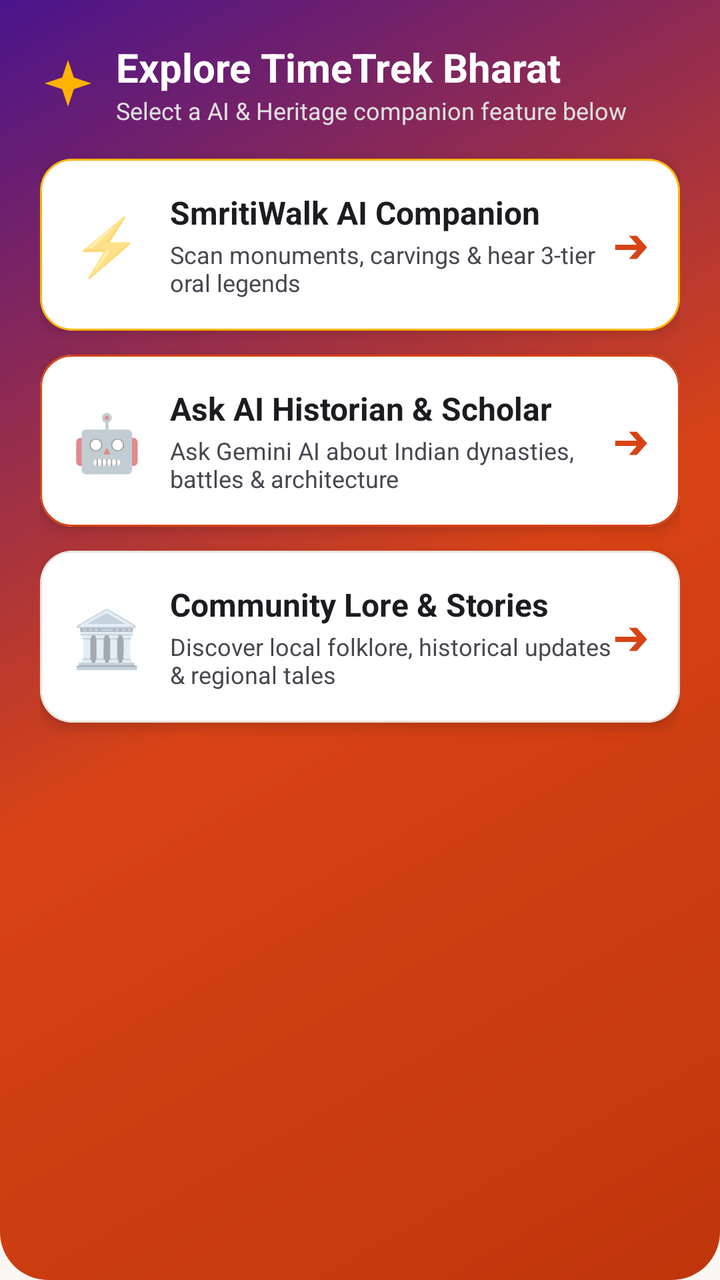
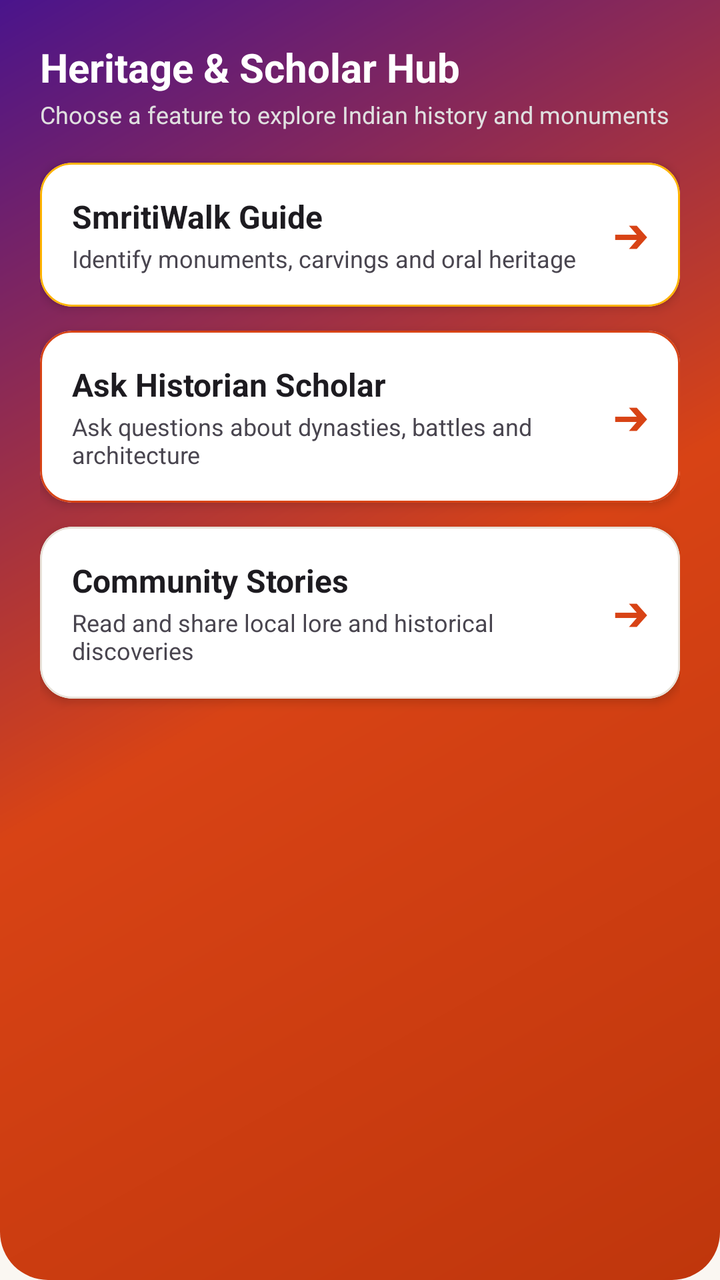

An Android layout rendered at two revisions. The XML below is the earlier revision; the diff shows what the commit changed to produce the second picture.
<!-- AndroidManifest.xml: application theme Theme.TimeTrekBharat -->
<!-- res/layout/dialog_explorer_hub.xml -->
<?xml version="1.0" encoding="utf-8"?>
<LinearLayout xmlns:android="http://schemas.android.com/apk/res/android"
    xmlns:app="http://schemas.android.com/apk/res-auto"
    android:layout_width="match_parent"
    android:layout_height="wrap_content"
    android:background="@drawable/bg_hero_header"
    android:orientation="vertical"
    android:padding="20dp">

    
    <LinearLayout
        android:layout_width="match_parent"
        android:layout_height="wrap_content"
        android:gravity="center_vertical"
        android:orientation="horizontal">

        <ImageView
            android:layout_width="28dp"
            android:layout_height="28dp"
            android:layout_marginEnd="10dp"
            android:src="@drawable/ic_sparkle_ai" />

        <LinearLayout
            android:layout_width="0dp"
            android:layout_height="wrap_content"
            android:layout_weight="1"
            android:orientation="vertical">

            <TextView
                android:layout_width="wrap_content"
                android:layout_height="wrap_content"
                android:text="Explore TimeTrek Bharat"
                android:textColor="@color/white"
                android:textSize="20sp"
                android:textStyle="bold" />

            <TextView
                android:layout_width="wrap_content"
                android:layout_height="wrap_content"
                android:text="Select a AI &amp; Heritage companion feature below"
                android:textColor="#E0E0E0"
                android:textSize="12sp" />
        </LinearLayout>
    </LinearLayout>

    
    <com.google.android.material.card.MaterialCardView
        android:id="@+id/cardHubSmritiWalk"
        android:layout_width="match_parent"
        android:layout_height="wrap_content"
        android:layout_marginTop="16dp"
        android:clickable="true"
        android:focusable="true"
        app:cardBackgroundColor="@color/card_surface"
        app:cardCornerRadius="16dp"
        app:cardElevation="4dp"
        app:strokeColor="@color/gold_royal"
        app:strokeWidth="1dp">

        <LinearLayout
            android:layout_width="match_parent"
            android:layout_height="wrap_content"
            android:gravity="center_vertical"
            android:orientation="horizontal"
            android:padding="16dp">

            <TextView
                android:layout_width="wrap_content"
                android:layout_height="wrap_content"
                android:text="⚡"
                android:textSize="28sp" />

            <LinearLayout
                android:layout_width="0dp"
                android:layout_height="wrap_content"
                android:layout_marginStart="14dp"
                android:layout_weight="1"
                android:orientation="vertical">

                <TextView
                    android:layout_width="wrap_content"
                    android:layout_height="wrap_content"
                    android:text="SmritiWalk AI Companion"
                    android:textColor="@color/text_primary"
                    android:textSize="16sp"
                    android:textStyle="bold" />

                <TextView
                    android:layout_width="wrap_content"
                    android:layout_height="wrap_content"
                    android:layout_marginTop="2dp"
                    android:text="Scan monuments, carvings &amp; hear 3-tier oral legends"
                    android:textColor="@color/text_secondary"
                    android:textSize="12sp" />
            </LinearLayout>

            <TextView
                android:layout_width="wrap_content"
                android:layout_height="wrap_content"
                android:text="➔"
                android:textColor="@color/saffron_primary"
                android:textSize="18sp"
                android:textStyle="bold" />
        </LinearLayout>
    </com.google.android.material.card.MaterialCardView>

    
    <com.google.android.material.card.MaterialCardView
        android:id="@+id/cardHubAskHistorian"
        android:layout_width="match_parent"
        android:layout_height="wrap_content"
        android:layout_marginTop="12dp"
        android:clickable="true"
        android:focusable="true"
        app:cardBackgroundColor="@color/card_surface"
        app:cardCornerRadius="16dp"
        app:cardElevation="4dp"
        app:strokeColor="@color/saffron_primary"
        app:strokeWidth="1dp">

        <LinearLayout
            android:layout_width="match_parent"
            android:layout_height="wrap_content"
            android:gravity="center_vertical"
            android:orientation="horizontal"
            android:padding="16dp">

            <TextView
                android:layout_width="wrap_content"
                android:layout_height="wrap_content"
                android:text="🤖"
                android:textSize="28sp" />

            <LinearLayout
                android:layout_width="0dp"
                android:layout_height="wrap_content"
                android:layout_marginStart="14dp"
                android:layout_weight="1"
                android:orientation="vertical">

                <TextView
                    android:layout_width="wrap_content"
                    android:layout_height="wrap_content"
                    android:text="Ask AI Historian &amp; Scholar"
                    android:textColor="@color/text_primary"
                    android:textSize="16sp"
                    android:textStyle="bold" />

                <TextView
                    android:layout_width="wrap_content"
                    android:layout_height="wrap_content"
                    android:layout_marginTop="2dp"
                    android:text="Ask Gemini AI about Indian dynasties, battles &amp; architecture"
                    android:textColor="@color/text_secondary"
                    android:textSize="12sp" />
            </LinearLayout>

            <TextView
                android:layout_width="wrap_content"
                android:layout_height="wrap_content"
                android:text="➔"
                android:textColor="@color/saffron_primary"
                android:textSize="18sp"
                android:textStyle="bold" />
        </LinearLayout>
    </com.google.android.material.card.MaterialCardView>

    
    <com.google.android.material.card.MaterialCardView
        android:id="@+id/cardHubCommunity"
        android:layout_width="match_parent"
        android:layout_height="wrap_content"
        android:layout_marginTop="12dp"
        android:layout_marginBottom="12dp"
        android:clickable="true"
        android:focusable="true"
        app:cardBackgroundColor="@color/card_surface"
        app:cardCornerRadius="16dp"
        app:cardElevation="4dp"
        app:strokeColor="@color/card_stroke"
        app:strokeWidth="1dp">

        <LinearLayout
            android:layout_width="match_parent"
            android:layout_height="wrap_content"
            android:gravity="center_vertical"
            android:orientation="horizontal"
            android:padding="16dp">

            <TextView
                android:layout_width="wrap_content"
                android:layout_height="wrap_content"
                android:text="🏛️"
                android:textSize="28sp" />

            <LinearLayout
                android:layout_width="0dp"
                android:layout_height="wrap_content"
                android:layout_marginStart="14dp"
                android:layout_weight="1"
                android:orientation="vertical">

                <TextView
                    android:layout_width="wrap_content"
                    android:layout_height="wrap_content"
                    android:text="Community Lore &amp; Stories"
                    android:textColor="@color/text_primary"
                    android:textSize="16sp"
                    android:textStyle="bold" />

                <TextView
                    android:layout_width="wrap_content"
                    android:layout_height="wrap_content"
                    android:layout_marginTop="2dp"
                    android:text="Discover local folklore, historical updates &amp; regional tales"
                    android:textColor="@color/text_secondary"
                    android:textSize="12sp" />
            </LinearLayout>

            <TextView
                android:layout_width="wrap_content"
                android:layout_height="wrap_content"
                android:text="➔"
                android:textColor="@color/saffron_primary"
                android:textSize="18sp"
                android:textStyle="bold" />
        </LinearLayout>
    </com.google.android.material.card.MaterialCardView>

</LinearLayout>
<!-- resources referenced by this layout -->
<resources>
  <color name="card_stroke">#E8E2D9</color>
  <color name="card_surface">#FFFFFF</color>
  <color name="gold_royal">#FFB300</color>
  <color name="saffron_primary">#D84315</color>
  <color name="text_primary">#1D1B20</color>
  <color name="text_secondary">#49454F</color>
  <color name="white">#FFFFFF</color>
  <!-- drawable bg_hero_header (drawable) -->
  <?xml version="1.0" encoding="utf-8"?>
  <shape xmlns:android="http://schemas.android.com/apk/res/android">
      <gradient
          android:angle="135"
          android:startColor="#BF360C"
          android:centerColor="#D84315"
          android:endColor="#4A148C"
          android:type="linear" />
      <corners
          android:bottomLeftRadius="24dp"
          android:bottomRightRadius="24dp" />
  </shape>
  <!-- drawable ic_sparkle_ai (drawable) -->
  <?xml version="1.0" encoding="utf-8"?>
  <vector xmlns:android="http://schemas.android.com/apk/res/android"
      android:width="24dp"
      android:height="24dp"
      android:viewportWidth="24"
      android:viewportHeight="24">
      <path
          android:fillColor="@color/gold_royal"
          android:pathData="M12,2L14.5,9.5L22,12L14.5,14.5L12,22L9.5,14.5L2,12L9.5,9.5L12,2Z" />
  </vector>
  <style name="Theme.TimeTrekBharat" parent="Theme.MaterialComponents.DayNight.NoActionBar">
          
          <item name="colorPrimary">@color/saffron_primary</item>
          <item name="colorPrimaryVariant">@color/saffron_primary_dark</item>
          <item name="colorOnPrimary">@color/white</item>
          <item name="colorSecondary">@color/gold_royal</item>
          <item name="colorSecondaryVariant">@color/saffron_accent</item>
          <item name="colorOnSecondary">@color/black</item>
  
          
          <item name="android:statusBarColor">@color/saffron_primary_dark</item>
          <item name="android:windowBackground">@color/bg_canvas</item>
      </style>
  <color name="saffron_primary_dark">#BF360C</color>
  <color name="saffron_accent">#FF6F00</color>
  <color name="black">#000000</color>
  <color name="bg_canvas">#FAF7F2</color>
</resources>

<!-- the commit's change to res/layout/dialog_explorer_hub.xml (unified diff, before → after) -->
@@ -14,12 +14,6 @@
         android:gravity="center_vertical"
         android:orientation="horizontal">
 
-        <ImageView
-            android:layout_width="28dp"
-            android:layout_height="28dp"
-            android:layout_marginEnd="10dp"
-            android:src="@drawable/ic_sparkle_ai" />
-
         <LinearLayout
             android:layout_width="0dp"
             android:layout_height="wrap_content"
@@ -29,7 +23,7 @@
             <TextView
                 android:layout_width="wrap_content"
                 android:layout_height="wrap_content"
-                android:text="Explore TimeTrek Bharat"
+                android:text="Heritage &amp; Scholar Hub"
                 android:textColor="@color/white"
                 android:textSize="20sp"
                 android:textStyle="bold" />
@@ -37,7 +31,8 @@
             <TextView
                 android:layout_width="wrap_content"
                 android:layout_height="wrap_content"
-                android:text="Select a AI &amp; Heritage companion feature below"
+                android:layout_marginTop="2dp"
+                android:text="Choose a feature to explore Indian history and monuments"
                 android:textColor="#E0E0E0"
                 android:textSize="12sp" />
         </LinearLayout>
@@ -53,7 +48,7 @@
         android:focusable="true"
         app:cardBackgroundColor="@color/card_surface"
         app:cardCornerRadius="16dp"
-        app:cardElevation="4dp"
+        app:cardElevation="3dp"
         app:strokeColor="@color/gold_royal"
         app:strokeWidth="1dp">
 
@@ -64,23 +59,16 @@
             android:orientation="horizontal"
             android:padding="16dp">
 
-            <TextView
-                android:layout_width="wrap_content"
-                android:layout_height="wrap_content"
-                android:text="⚡"
-                android:textSize="28sp" />
-
             <LinearLayout
                 android:layout_width="0dp"
                 android:layout_height="wrap_content"
-                android:layout_marginStart="14dp"
                 android:layout_weight="1"
                 android:orientation="vertical">
 
                 <TextView
                     android:layout_width="wrap_content"
                     android:layout_height="wrap_content"
-                    android:text="SmritiWalk AI Companion"
+                    android:text="SmritiWalk Guide"
                     android:textColor="@color/text_primary"
                     android:textSize="16sp"
                     android:textStyle="bold" />
@@ -89,7 +77,7 @@
                     android:layout_width="wrap_content"
                     android:layout_height="wrap_content"
                     android:layout_marginTop="2dp"
-                    android:text="Scan monuments, carvings &amp; hear 3-tier oral legends"
+                    android:text="Identify monuments, carvings and oral heritage"
                     android:textColor="@color/text_secondary"
                     android:textSize="12sp" />
             </LinearLayout>
@@ -114,7 +102,7 @@
         android:focusable="true"
         app:cardBackgroundColor="@color/card_surface"
         app:cardCornerRadius="16dp"
-        app:cardElevation="4dp"
+        app:cardElevation="3dp"
         app:strokeColor="@color/saffron_primary"
         app:strokeWidth="1dp">
 
@@ -125,23 +113,16 @@
             android:orientation="horizontal"
             android:padding="16dp">
 
-            <TextView
-                android:layout_width="wrap_content"
-                android:layout_height="wrap_content"
-                android:text="🤖"
-                android:textSize="28sp" />
-
             <LinearLayout
                 android:layout_width="0dp"
                 android:layout_height="wrap_content"
-                android:layout_marginStart="14dp"
                 android:layout_weight="1"
                 android:orientation="vertical">
 
                 <TextView
                     android:layout_width="wrap_content"
                     android:layout_height="wrap_content"
-                    android:text="Ask AI Historian &amp; Scholar"
+                    android:text="Ask Historian Scholar"
                     android:textColor="@color/text_primary"
                     android:textSize="16sp"
                     android:textStyle="bold" />
@@ -150,7 +131,7 @@
                     android:layout_width="wrap_content"
                     android:layout_height="wrap_content"
                     android:layout_marginTop="2dp"
-                    android:text="Ask Gemini AI about Indian dynasties, battles &amp; architecture"
+                    android:text="Ask questions about dynasties, battles and architecture"
                     android:textColor="@color/text_secondary"
                     android:textSize="12sp" />
             </LinearLayout>
@@ -176,7 +157,7 @@
         android:focusable="true"
         app:cardBackgroundColor="@color/card_surface"
         app:cardCornerRadius="16dp"
-        app:cardElevation="4dp"
+        app:cardElevation="3dp"
         app:strokeColor="@color/card_stroke"
         app:strokeWidth="1dp">
 
@@ -187,23 +168,16 @@
             android:orientation="horizontal"
             android:padding="16dp">
 
-            <TextView
-                android:layout_width="wrap_content"
-                android:layout_height="wrap_content"
-                android:text="🏛️"
-                android:textSize="28sp" />
-
             <LinearLayout
                 android:layout_width="0dp"
                 android:layout_height="wrap_content"
-                android:layout_marginStart="14dp"
                 android:layout_weight="1"
                 android:orientation="vertical">
 
                 <TextView
                     android:layout_width="wrap_content"
                     android:layout_height="wrap_content"
-                    android:text="Community Lore &amp; Stories"
+                    android:text="Community Stories"
                     android:textColor="@color/text_primary"
                     android:textSize="16sp"
                     android:textStyle="bold" />
@@ -212,7 +186,7 @@
                     android:layout_width="wrap_content"
                     android:layout_height="wrap_content"
                     android:layout_marginTop="2dp"
-                    android:text="Discover local folklore, historical updates &amp; regional tales"
+                    android:text="Read and share local lore and historical discoveries"
                     android:textColor="@color/text_secondary"
                     android:textSize="12sp" />
             </LinearLayout>
<!-- resource entries referenced after the edit -->
@@ -20,17 +20,6 @@
           android:bottomLeftRadius="24dp"
           android:bottomRightRadius="24dp" />
   </shape>
-  <!-- drawable ic_sparkle_ai (drawable) -->
-  <?xml version="1.0" encoding="utf-8"?>
-  <vector xmlns:android="http://schemas.android.com/apk/res/android"
-      android:width="24dp"
-      android:height="24dp"
-      android:viewportWidth="24"
-      android:viewportHeight="24">
-      <path
-          android:fillColor="@color/gold_royal"
-          android:pathData="M12,2L14.5,9.5L22,12L14.5,14.5L12,22L9.5,14.5L2,12L9.5,9.5L12,2Z" />
-  </vector>
   <style name="Theme.TimeTrekBharat" parent="Theme.MaterialComponents.DayNight.NoActionBar">
           
           <item name="colorPrimary">@color/saffron_primary</item>
